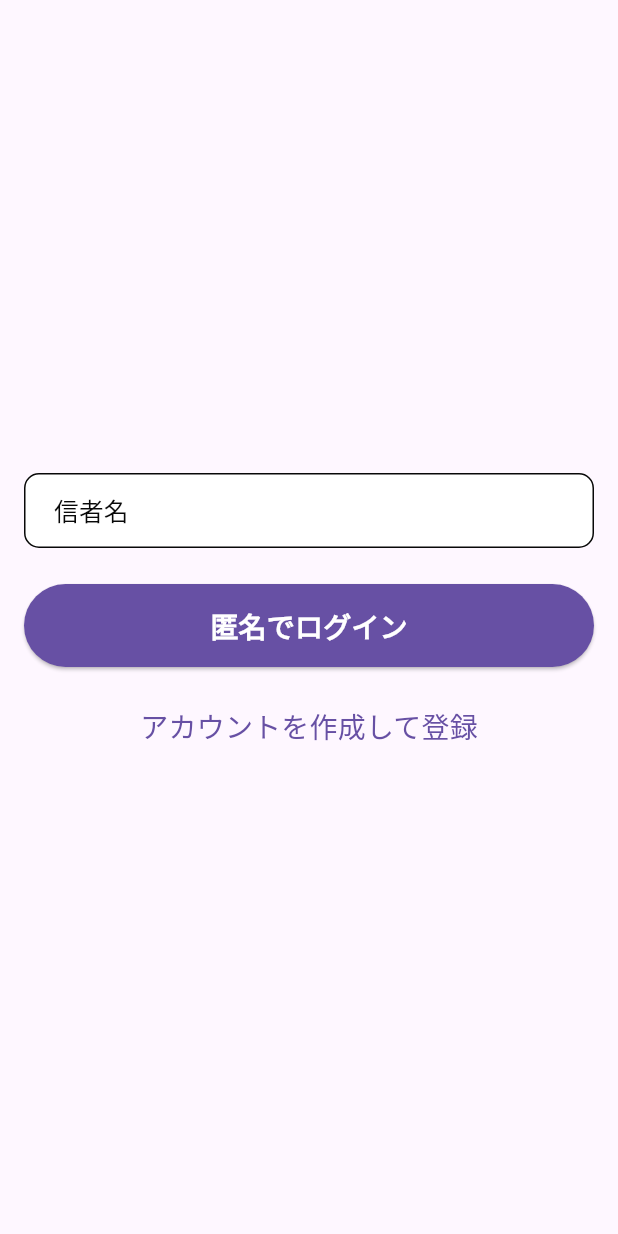
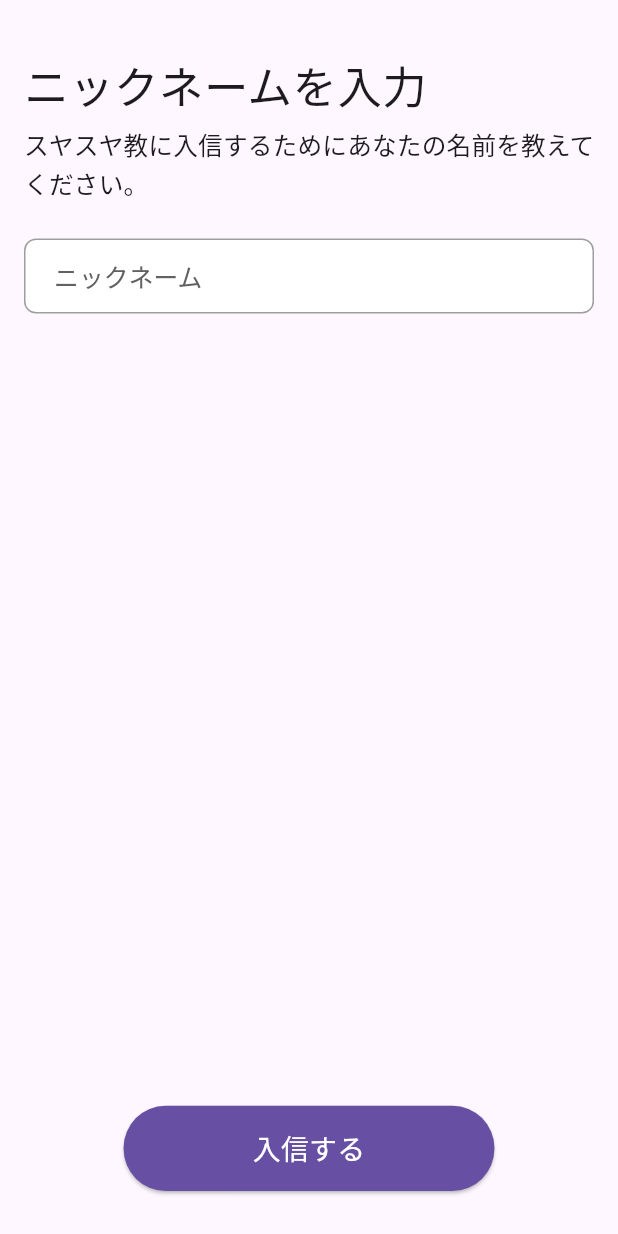
Before and after one commit to Fukuoka-Flutter-Fanclub/hackathon_2024_app, a Flutter app: the screen it shows after launch, on a phone screen of 412 x 824 dp. Run offline on Flutter 3.47's test engine with Material 3 defaults, Android fonts, the phone set to English and light mode, and no system bars; our stand-ins replace email_validator, flutter_dotenv, flutter_riverpod, flutter_screenutil, go_router, sentry_flutter and 1 more; accounts and stored records are empty.

Commit message:
登録画面の修正

```diff
--- a/lib/features/auth/pages/registration_page.dart
+++ b/lib/features/auth/pages/registration_page.dart
@@ -1,10 +1,9 @@
 import 'package:flutter/material.dart';
 import 'package:go_router/go_router.dart';
 import 'package:supabase_flutter/supabase_flutter.dart';
-import 'package:tokyo_hakkason2024_app/features/auth/pages/signup_page.dart';
-import 'package:tokyo_hakkason2024_app/features/home/pages/home_page.dart';
-
-import '../../../core/providers/supabase_provider.dart';
+import 'package:tokyo_hakkason2024_app/core/providers/supabase_provider.dart';
+import 'package:tokyo_hakkason2024_app/core/widgets/buttons/custom_button.dart';
+import 'package:tokyo_hakkason2024_app/features/auth/pages/completion_page.dart';
 
 class RegistrationPage extends StatefulWidget {
   const RegistrationPage({super.key});
@@ -30,33 +29,39 @@ class _RegistrationPageState extends State<RegistrationPage> {
       }
       setState(() => _isLoading = true);
 
-      // 匿名認証を実行
       final AuthResponse response = await supabase.auth.signInAnonymously();
 
-      // usersテーブルにユーザー情報を保存
       if (response.user != null) {
+        try {
           await supabase.from('users').upsert({
             'id': response.user!.id,
             'name': _nameController.text.trim(),
             'created_at': DateTime.now().toIso8601String(),
             'updated_at': DateTime.now().toIso8601String(),
-        });
+          }).select();
 
-        // BuildContextの有効性をチェック
           if (!mounted) return;
-
-        // ホーム画面に遷移
-        context.go(HomePage.routeName);
+          context.go(CompletionPage.routeName);
+        } catch (dbError) {
+          if (!mounted) return;
+          ScaffoldMessenger.of(context).showSnackBar(
+            SnackBar(content: Text('データベースエラー: ${dbError.toString()}')),
+          );
+          await supabase.auth.signOut();
+          return;
+        }
+      } else {
+        throw Exception('認証は成功しましたが、ユーザー情報が取得できませんでした');
       }
     } on AuthException catch (e) {
       if (!mounted) return;
       ScaffoldMessenger.of(context).showSnackBar(
-        SnackBar(content: Text(e.message)),
+        SnackBar(content: Text('認証エラー: ${e.message}')),
       );
     } catch (e) {
       if (!mounted) return;
       ScaffoldMessenger.of(context).showSnackBar(
-        const SnackBar(content: Text('予期せぬエラーが発生しました')),
+        SnackBar(content: Text('エラーが発生しました: ${e.toString()}')),
       );
     } finally {
       if (mounted) {
@@ -67,19 +72,37 @@ class _RegistrationPageState extends State<RegistrationPage> {
 
   @override
   Widget build(BuildContext context) {
+    final textTheme = Theme.of(context).textTheme;
     return Focus(
       focusNode: _focusNode,
-      child: Scaffold(
-        body: Padding(
-          padding: const EdgeInsets.all(16),
+      child: Stack(
+        children: [
+          Scaffold(
+            body: SafeArea(
+              child: Padding(
+                padding:
+                    const EdgeInsets.symmetric(horizontal: 16, vertical: 30),
                 child: Form(
                   key: _formKey,
                   child: Column(
-              mainAxisAlignment: MainAxisAlignment.center,
                     children: [
+                      Column(
+                        crossAxisAlignment: CrossAxisAlignment.start,
+                        children: [
+                          Text(
+                            "ニックネームを入力",
+                            style: textTheme.headlineMedium,
+                          ),
+                          Text(
+                            "スヤスヤ教に入信するためにあなたの名前を教えてください。",
+                            style: textTheme.labelMedium,
+                          ),
+                        ],
+                      ),
+                      const SizedBox(height: 24),
                       TextFormField(
                         controller: _nameController,
-                  decoration: const InputDecoration(labelText: '信者名'),
+                        enabled: !_isLoading,
                         validator: (value) {
                           if (value == null || value.isEmpty) {
                             return 'ニックネームを入力してください';
@@ -89,28 +112,65 @@ class _RegistrationPageState extends State<RegistrationPage> {
                           }
                           return null;
                         },
+                        decoration: InputDecoration(
+                          labelText: 'ニックネーム',
+                          labelStyle: TextStyle(
+                            color: Colors.grey[700],
                           ),
-                const SizedBox(height: 24),
-                ElevatedButton(
+                          hintText: '例）スヤリスト',
+                          hintStyle: const TextStyle(
+                            color: Colors.grey,
+                            fontSize: 16,
+                          ),
+                          border: OutlineInputBorder(
+                            borderRadius: BorderRadius.circular(8),
+                            borderSide: const BorderSide(
+                              color: Colors.grey,
+                              width: 1,
+                            ),
+                          ),
+                          enabledBorder: OutlineInputBorder(
+                            borderRadius: BorderRadius.circular(8),
+                            borderSide: const BorderSide(
+                              color: Colors.grey,
+                              width: 1,
+                            ),
+                          ),
+                          focusedBorder: OutlineInputBorder(
+                            borderRadius: BorderRadius.circular(8),
+                            borderSide: const BorderSide(
+                              color: Colors.blue,
+                              width: 1.5,
+                            ),
+                          ),
+                        ),
+                      ),
+                      const Expanded(child: SizedBox()),
+                      CustomButton(
+                        width: 225,
+                        height: 56,
+                        type: ButtonType.primary,
+                        text: "入信する",
+                        textStyle: textTheme.labelLarge,
                         onPressed: _isLoading ? null : _signInAnonymously,
-                  child: _isLoading
-                      ? const CircularProgressIndicator()
-                      : const Text('匿名でログイン'),
+                        isLoading: false,
                       ),
-                if (!_isLoading) ...[
-                  const SizedBox(height: 16),
-                  TextButton(
-                    onPressed: () {
-                      _focusNode.unfocus();
-                      context.go(SignupPage.routeName);
-                    },
-                    child: const Text('アカウントを作成して登録'),
-                  ),
-                ],
                     ],
                   ),
                 ),
               ),
+            ),
+          ),
+          if (_isLoading)
+            Container(
+              color: Colors.black54,
+              child: const Center(
+                child: CircularProgressIndicator(
+                  valueColor: AlwaysStoppedAnimation<Color>(Colors.white),
+                ),
+              ),
+            ),
+        ],
       ),
     );
   }
```
Lines whose indentation alone changed are shown as unchanged.
